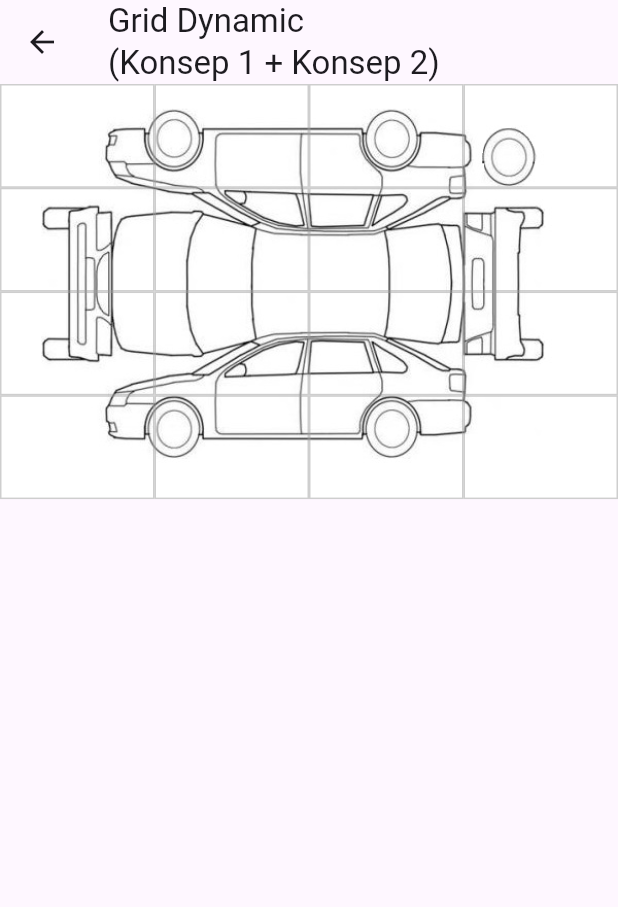
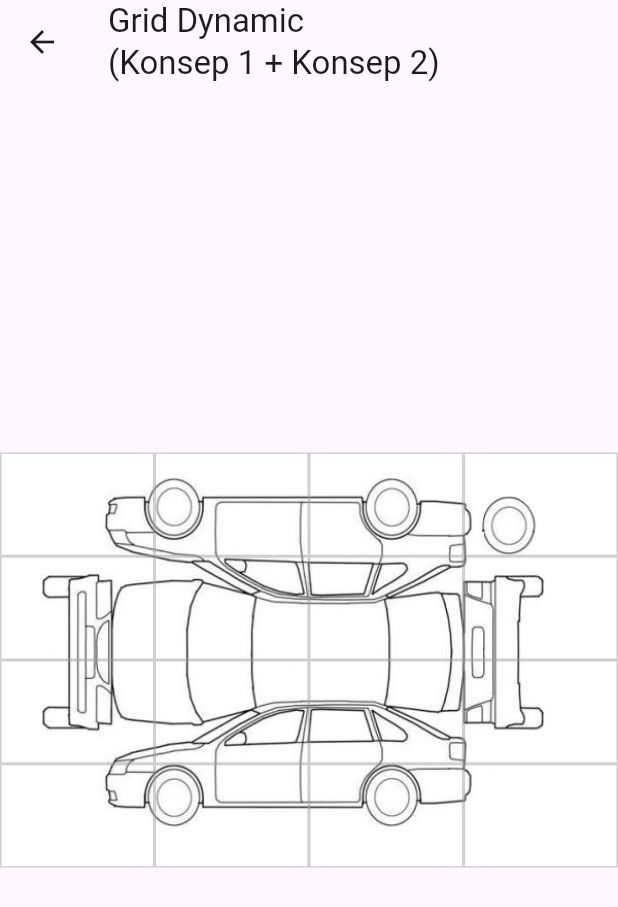
Before and after one commit to rsyd29/inspection_grid, a Flutter app: the DynamicInspectionWithGridDynamic screen opened directly, on a phone screen of 412 x 824 dp. Shown: the top 907 px of the screen. Run offline on Flutter 3.47's test engine with Material 3 defaults, Android fonts, the phone set to English and light mode, and no system bars; our stand-ins replace flutter_secure_storage, image_picker, photo_view; missing offline and left inert: multi_image_picker_view; accounts and stored records are empty.

Commit message:
Adding center

```diff
--- a/lib/pages/concept_1n2_with_dynamic_damage_pages/dynamic_inspection_with_grid_dynamic.dart
+++ b/lib/pages/concept_1n2_with_dynamic_damage_pages/dynamic_inspection_with_grid_dynamic.dart
@@ -523,6 +523,7 @@ class _DynamicInspectionWithGridDynamicState
                           minScale: 0.2,
                           maxScale: 10.0,
                           child: Stack(
+                            alignment: Alignment.center,
                             children: [
                               Image.asset(
                                 data['image'],
@@ -530,7 +531,11 @@ class _DynamicInspectionWithGridDynamicState
                                 height: imageHeight,
                                 fit: BoxFit.cover,
                               ),
-                              GridView.builder(
+                              Center(
+                                child: SizedBox(
+                                  width: imageWidth,
+                                  height: imageHeight,
+                                  child: GridView.builder(
                                     physics: NeverScrollableScrollPhysics(),
                                     gridDelegate:
                                         SliverGridDelegateWithFixedCrossAxisCount(
@@ -556,13 +561,15 @@ class _DynamicInspectionWithGridDynamicState
                                             Container(
                                               decoration: BoxDecoration(
                                                 border: Border.all(
-                                              color:
-                                                  Colors.grey.withOpacity(0.5),
+                                                  color: Colors.grey
+                                                      .withOpacity(0.5),
                                                 ),
                                                 color: (objectData?.keys
-                                                        .contains('$index') ??
+                                                            .contains(
+                                                                '$index') ??
                                                         false)
-                                                ? Colors.red.withOpacity(0.5)
+                                                    ? Colors.red
+                                                        .withOpacity(0.5)
                                                     : Colors.transparent,
                                               ),
                                             ),
@@ -575,6 +582,8 @@ class _DynamicInspectionWithGridDynamicState
                                         ),
                                       );
                                     },
+                                  ),
+                                ),
                               ),
                             ],
                           ),
```
Lines whose indentation alone changed are shown as unchanged.
